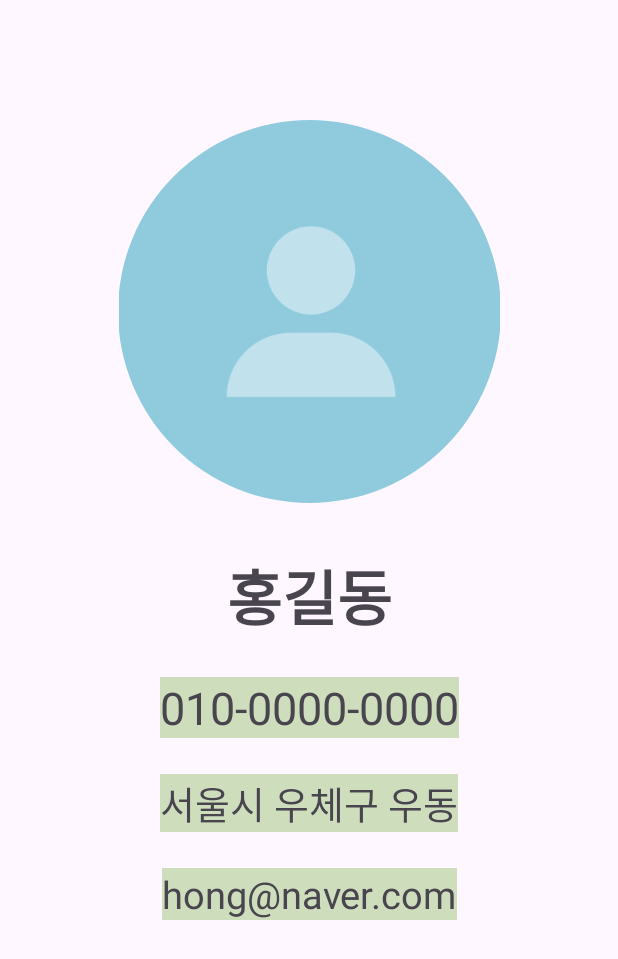
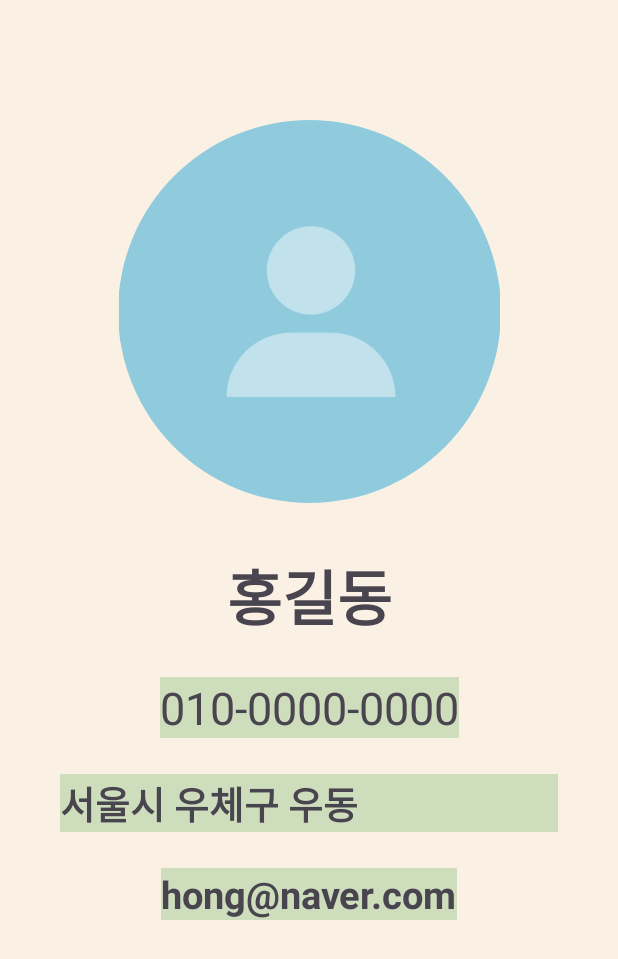
Before and after one commit to winteryy/nbc_contact, an Android app: the layout fragment_my_page.xml on its own in the app's theme, with its tools: preview values and no code run, on a phone screen of 412 x 824 dp. Shown: the top 959 px of the screen. Run offline under Robolectric (Android 15) with nearby library versions, the phone set to English and light mode, and no system bars.

Commit message:
add: userdata 뺌

```diff
--- a/app/src/main/java/com/nbcteam5/nbccontact/data/ContactDatabase.kt
+++ b/app/src/main/java/com/nbcteam5/nbccontact/data/ContactDatabase.kt
@@ -41,7 +41,7 @@ object ContactDatabase {
     private val totalContactData: List<ContactData> get() = _totalContactData
 
     fun getContactData(): List<ContactData> = totalContactData
-
+    fun getUserData(): UserData=UserData(name="김새동", phoneNumber = "010-6543-9876", address = "부산 홍길동 시소아파트 502동 3호", email = "birddong@naver.com")
     fun addContactData(newData: ContactData): Boolean {
         _totalContactData = _totalContactData.toMutableList().apply {
             add(newData.copy(id = idNum, isFavorite = false))
--- a/app/src/main/res/layout/fragment_my_page.xml
+++ b/app/src/main/res/layout/fragment_my_page.xml
@@ -6,7 +6,8 @@
     xmlns:tools="http://schemas.android.com/tools"
     android:layout_width="match_parent"
     android:layout_height="match_parent"
-    tools:context="MyPageFragment">
+    tools:context="MyPageFragment"
+    android:background="@color/theme_beige">
 
     <com.google.android.material.imageview.ShapeableImageView
         android:id="@+id/image"
@@ -47,7 +48,11 @@
 
     <TextView
         android:id="@+id/home"
-        android:layout_width="wrap_content"
+        android:layout_width="0dp"
+        android:layout_marginHorizontal="40dp"
+        android:maxLines="2"
+        android:ellipsize="end"
+        android:textStyle="bold"
         android:layout_height="wrap_content"
         android:layout_marginTop="24dp"
         android:background="@color/theme_light_green"
@@ -64,6 +69,7 @@
         android:layout_marginTop="24dp"
         android:background="@color/theme_light_green"
         android:text="hong@naver.com"
+        android:textStyle="bold"
         android:textSize="25sp"
         app:layout_constraintEnd_toEndOf="parent"
         app:layout_constraintStart_toStartOf="parent"
```
Also changed, not shown: app/src/main/java/com/nbcteam5/nbccontact/MyPageFragment.kt (+14 -17 lines), app/src/main/java/com/nbcteam5/nbccontact/data/UserData.kt (added, +8 -0 lines).
